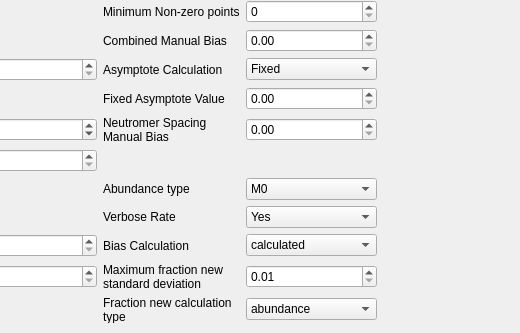
Before: the Qt Designer form ui_files/Settings_Menu.ui in JC-Price/DeuteRater, drawn with Qt 5; both pictures show x 265 to 785 and y 267 to 600 of the 785 by 600 pixel window.
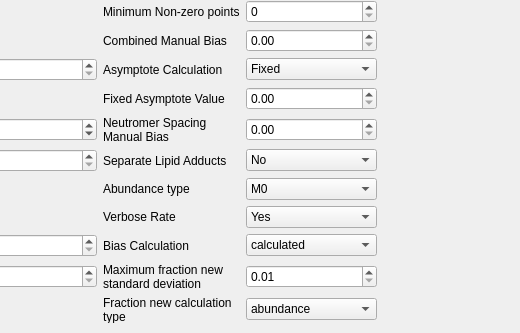
After: the same form once the commit is applied.

Commit message: Added separate_adducts setting to gui

```diff
--- a/ui_files/Settings_Menu.ui
+++ b/ui_files/Settings_Menu.ui
@@ -494,7 +494,34 @@
      </property>
     </widget>
    </item>
-      <item row="2" column="2">
+   <item row="14" column="2">
+    <widget class="QLabel" name="label_32">
+     <property name="text">
+      <string>Separate Lipid Adducts</string>
+     </property>
+     <property name="scaledContents">
+      <bool>false</bool>
+     </property>
+     <property name="wordWrap">
+      <bool>true</bool>
+     </property>
+    </widget>
+   </item>
+   <item row="14" column="3">
+    <widget class="QComboBox" name="separate_adducts">
+     <item>
+      <property name="text">
+       <string>No</string>
+      </property>
+     </item>
+     <item>
+      <property name="text">
+       <string>Yes</string>
+      </property>
+     </item>
+    </widget>
+   </item>
+   <item row="2" column="2">
     <widget class="QLabel" name="label_8">
      <property name="text">
       <string>Use Empirical N Values</string>
```
The commit also changes 3 other files.
